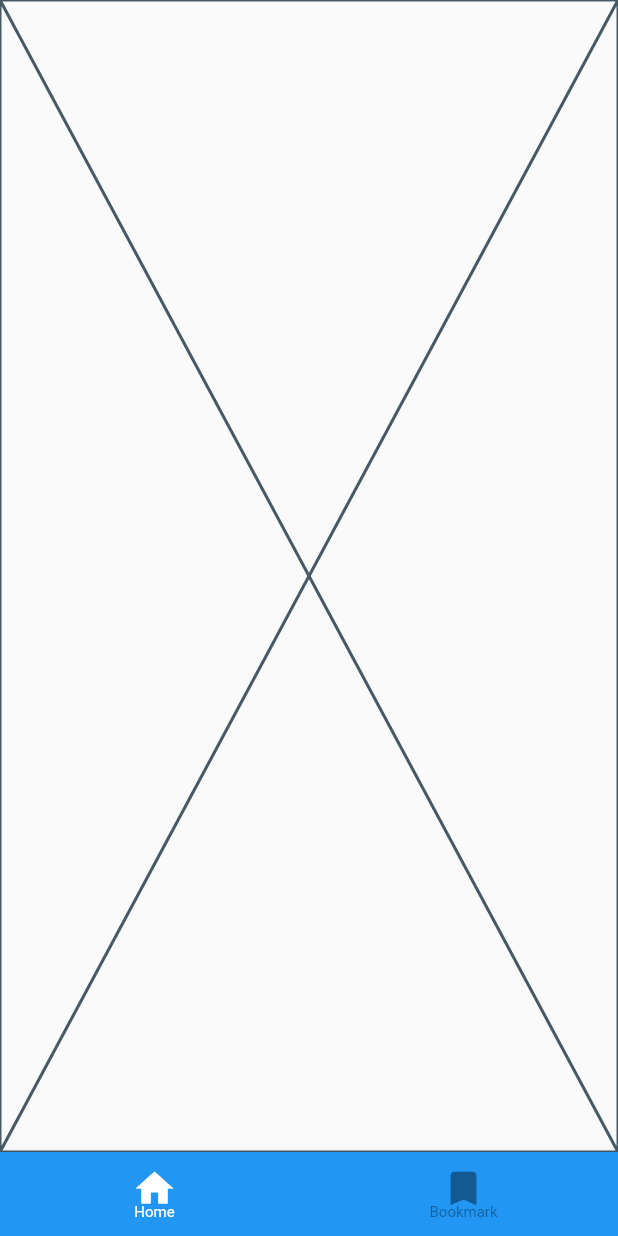
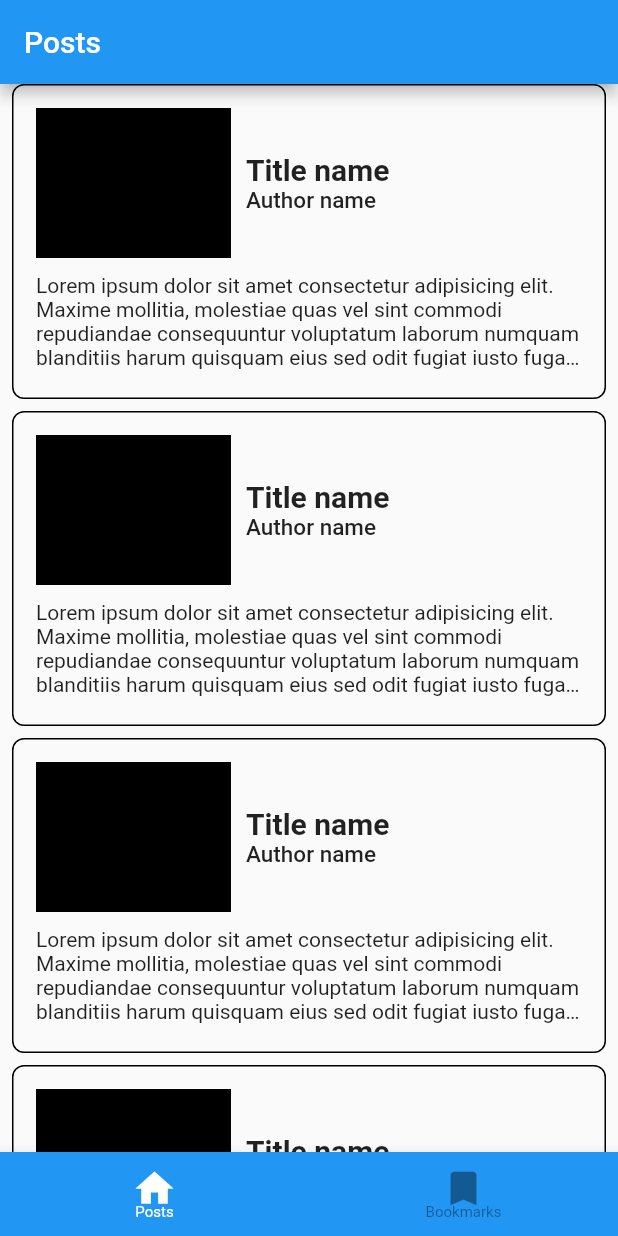
Before and after one commit to maykhid/blog_app, a Flutter app: the screen it shows after launch, on a phone screen of 412 x 824 dp. Run offline on Flutter 3.47's test engine with Material 2 defaults, Android fonts, the phone set to English and light mode, and no system bars.

Commit message:
update: dummy ui

```diff
--- a/lib/app/features/home/view/screens/home_screen.dart
+++ b/lib/app/features/home/view/screens/home_screen.dart
@@ -1,11 +1,28 @@
-import 'package:flutter/src/widgets/framework.dart';
-import 'package:flutter/src/widgets/placeholder.dart';
+import 'package:flutter/material.dart';
+
+import '../widgets/postcard_widget.dart';
 
 class HomeScreen extends StatelessWidget {
   const HomeScreen({super.key});
 
   @override
   Widget build(BuildContext context) {
-    return const Placeholder();
+    return Scaffold(
+      appBar: AppBar(
+        title: const Text('Posts'),
+      ),
+      body: SafeArea(
+        child: ListView.separated(
+          itemCount: 4,
+          separatorBuilder: (context, count) => const SizedBox.square(
+            dimension: 8,
+          ),
+          itemBuilder: (context, count) => const Padding(
+            padding: EdgeInsets.symmetric(horizontal: 8),
+            child: PostCard(),
+          ),
+        ),
+      ),
+    );
   }
 }
--- /dev/null
+++ b/lib/app/features/home/view/widgets/postcard_widget.dart
@@ -0,0 +1,63 @@
+import 'package:blog_app/core/ui/extensions/sized_context.dart';
+import 'package:flutter/material.dart';
+
+import '../../../../../core/ui/widgets/app_spacing.dart';
+
+class PostCard extends StatelessWidget {
+  const PostCard({
+    super.key,
+  });
+
+  @override
+  Widget build(BuildContext context) {
+    return Container(
+      height: 210,
+      width: context.width,
+      padding: const EdgeInsets.all(15),
+      decoration: BoxDecoration(
+        border: Border.all(),
+        borderRadius: BorderRadius.circular(8),
+      ),
+      child: Column(
+        children: [
+          Row(
+            crossAxisAlignment: CrossAxisAlignment.center,
+            children: [
+              // pic view
+              Container(
+                height: 100,
+                width: 130,
+                color: Colors.black,
+              ),
+
+              const HorizontalSpace(
+                size: 10,
+              ),
+
+              // column with title, author
+              Column(
+                mainAxisAlignment: MainAxisAlignment.start,
+                crossAxisAlignment: CrossAxisAlignment.start,
+                children: const [
+                  Text('Title name', style: TextStyle(fontSize: 20, fontWeight: FontWeight.w700),),
+                  Text('Author name', style: TextStyle(fontSize: 15, fontWeight: FontWeight.w500)),
+                ],
+              )
+            ],
+          ),
+
+          const VerticalSpace(
+                size: 10,
+              ),
+
+          // short blog details text
+          const Text(
+            '''Lorem ipsum dolor sit amet consectetur adipisicing elit. Maxime mollitia, molestiae quas vel sint commodi repudiandae consequuntur voluptatum laborum numquam blanditiis harum quisquam eius sed odit fugiat iusto fuga praesentium optio, eaque rerum! Provident similique accusantium nemo autem. ''',
+            overflow: TextOverflow.ellipsis,
+            maxLines: 4,
+          ),
+        ],
+      ),
+    );
+  }
+}
--- a/lib/core/ui/widgets/nav_bar.dart
+++ b/lib/core/ui/widgets/nav_bar.dart
@@ -61,7 +61,7 @@ class _BottomNavigationState extends State<BottomNavigation> {
               color: currentTabIndex == 0 ? Colors.blue : Colors.white,
               icon: Icons.home,
             ),
-            label: 'Home',
+            label: 'Posts',
           ),
 
           // book mark
@@ -70,7 +70,7 @@ class _BottomNavigationState extends State<BottomNavigation> {
               color: currentTabIndex == 1 ? Colors.blue : Colors.white,
               icon: Icons.bookmark,
             ),
-            label: 'Bookmark',
+            label: 'Bookmarks',
           ),
         ],
         selectedItemColor: Colors.white,
```
Also changed, not shown: lib/app/features/bookmarked/view/screens/bookmark_screen.dart (+10 -3 lines), lib/core/ui/extensions/sized_context.dart (added, +26 -0 lines), lib/core/ui/widgets/app_spacing.dart (added, +41 -0 lines).
